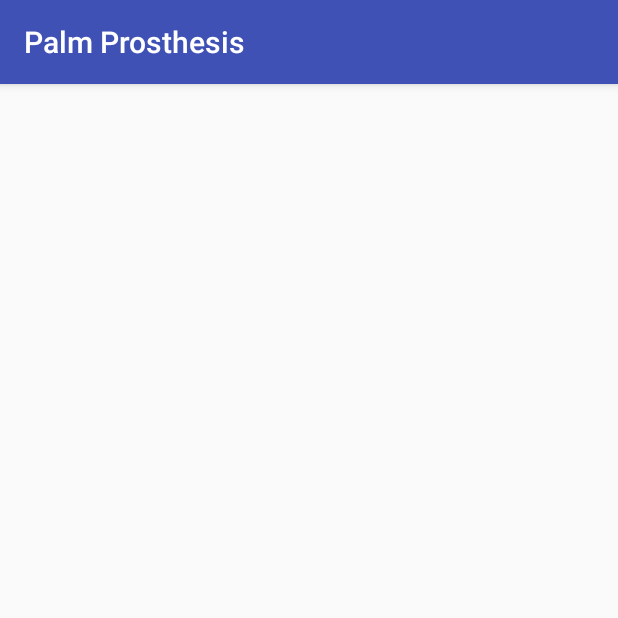
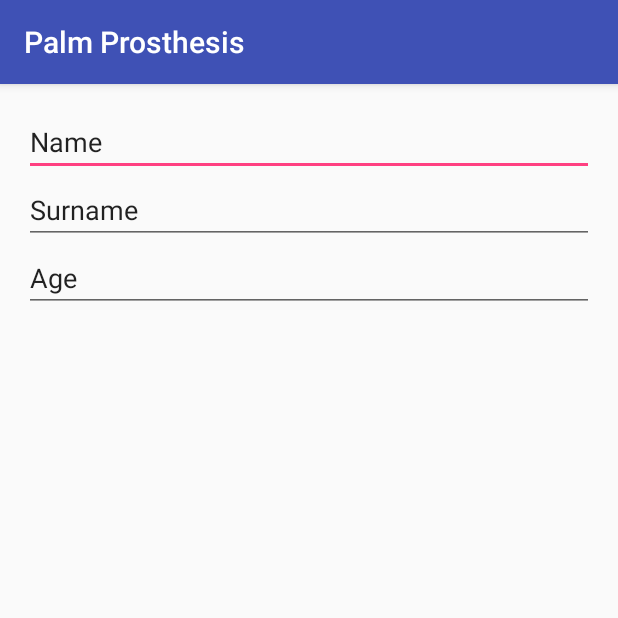
Before and after one commit to ursopanda/ChildrenActivityMonitoring, an Android app: the screen it shows after launch (ChildrenDataActivity), on a phone screen of 412 x 824 dp, the top half of it. Run offline under Robolectric (Android 15) with nearby library versions, the phone set to English and light mode, and no system bars.

Commit message:
Some changes in layout

```diff
--- a/app/src/main/res/layout/activity_children_data.xml
+++ b/app/src/main/res/layout/activity_children_data.xml
@@ -8,5 +8,48 @@
     android:paddingRight="@dimen/activity_horizontal_margin"
     android:paddingTop="@dimen/activity_vertical_margin"
     tools:context="app.edi.palmprothesismotionmonitoring.ChildrenDataActivity">
-
+    <LinearLayout
+        android:layout_width="match_parent"
+        android:layout_height="match_parent"
+        android:orientation="vertical">
+        <LinearLayout
+        android:layout_width="match_parent"
+        android:layout_height="wrap_content">
+            <EditText
+                android:layout_width="wrap_content"
+                android:layout_height="wrap_content"
+                android:inputType="textPersonName"
+                android:text="Name"
+                android:ems="10"
+                android:id="@+id/childNameEditText"
+                android:layout_weight="1" />
+        </LinearLayout>
+        <LinearLayout
+            android:layout_width="match_parent"
+            android:layout_height="wrap_content">
+            <EditText
+                android:layout_width="wrap_content"
+                android:layout_height="wrap_content"
+                android:inputType="textPersonName"
+                android:text="Surname"
+                android:ems="10"
+                android:id="@+id/childSurnameEditText"
+                android:layout_weight="1" />
+        </LinearLayout>
+        <LinearLayout
+            android:layout_width="match_parent"
+            android:layout_height="wrap_content">
+            <EditText
+                android:layout_width="match_parent"
+                android:layout_height="wrap_content"
+                android:inputType="number"
+                android:ems="10"
+                android:text="Age"
+                android:id="@+id/childAgeEditText" />
+        </LinearLayout>
+        <LinearLayout
+            android:layout_width="match_parent"
+            android:layout_height="wrap_content">
+        </LinearLayout>
+    </LinearLayout>
 </RelativeLayout>
```
